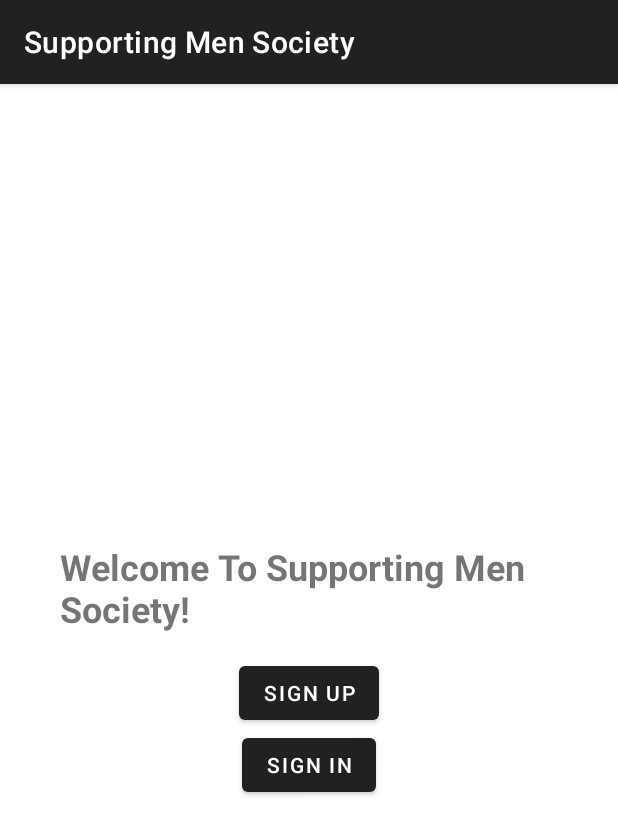
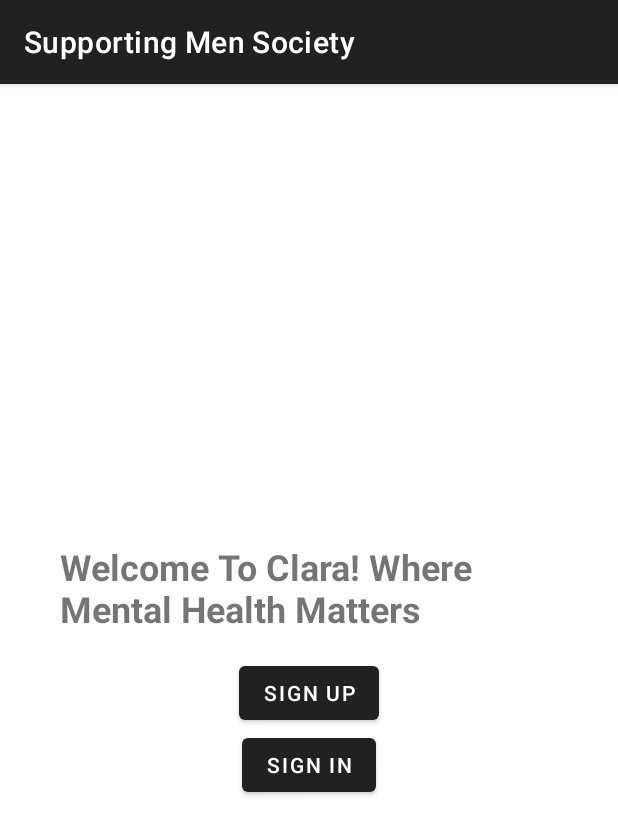
Before and after one commit to ray-seal/Clara, an Android app: the screen it shows after launch (MainActivity), on a phone screen of 412 x 824 dp. Shown: the top 835 px of the screen. Run offline under Robolectric (Android 15) with nearby library versions, the phone set to English and light mode, and no system bars; our stand-ins replace Firebase (no records; nobody signed in at launch, a user with empty details on screens opened directly).

Commit message:
Update welcome text in activity_main.xml

```diff
--- a/app/src/main/res/layout/activity_main.xml
+++ b/app/src/main/res/layout/activity_main.xml
@@ -10,7 +10,7 @@ android:padding="24dp">
 android:id="@+id/welcomeText"
 android:layout_width="wrap_content"
 android:layout_height="wrap_content"
-android:text="Welcome To Supporting Men Society!"
+android:text="Welcome To Clara! Where Mental Health Matters"
 android:textSize="24sp"
 android:textStyle="bold"
 android:padding="16dp" />
```
